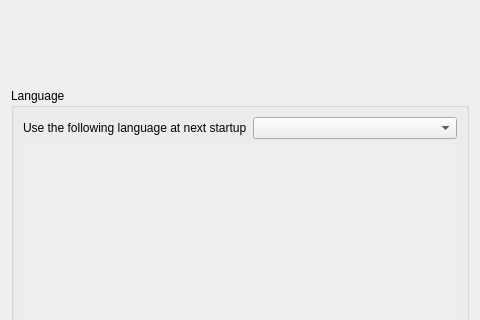
The window that DeepSkyStacker/ui/About.ui (deepskystacker/DSS) describes before a commit, drawn with Qt 5; both pictures show x 0 to 480 and y 0 to 320 of the 480 by 600 pixel window.
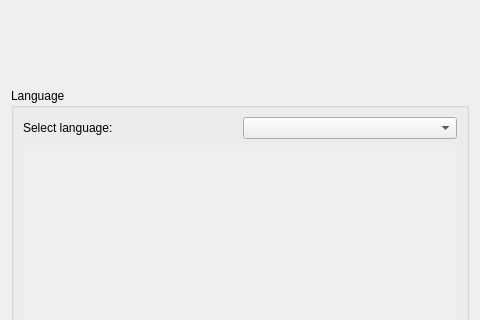
The same window after the commit.

Commit message: Changes to language selection text as changes now immediate

```diff
--- a/DeepSkyStacker/ui/About.ui
+++ b/DeepSkyStacker/ui/About.ui
@@ -44,7 +44,7 @@
         <item>
          <widget class="QLabel" name="label">
           <property name="text">
-           <string>Use the following language at next startup</string>
+           <string>Select language:</string>
           </property>
          </widget>
         </item>
```
The commit also changes 13 other files.
